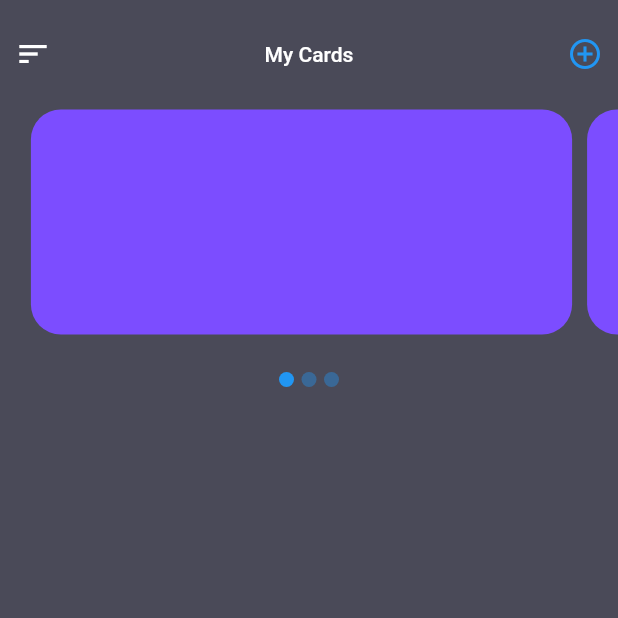
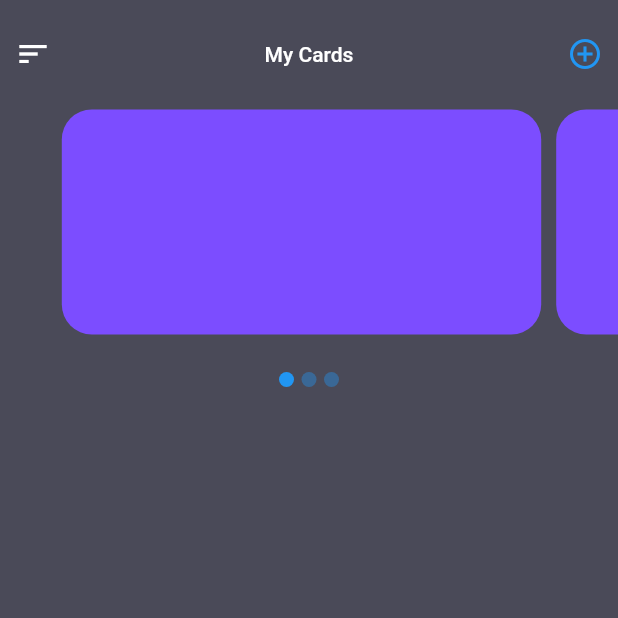
Before and after one commit to nimesh1997/flutter_dashboard_ui, a Flutter app: the screen it shows after launch, on a phone screen of 412 x 824 dp, the top half of it. Run offline on Flutter 3.47's test engine with Material 2 defaults, Android fonts, the phone set to English and light mode, and no system bars; our stand-ins replace dots_indicator.

Commit message:
minor bugs fixed

```diff
--- a/lib/screens/HomeScreen.dart
+++ b/lib/screens/HomeScreen.dart
@@ -11,10 +11,11 @@ class _HomeScreenState extends State<HomeScreen> {
   bool isDrawerOpen = false;
   int currentPageIndex = 0;
   PageController _controller;
+  Size size;
 
   @override
   void initState() {
-    _controller = PageController(initialPage: currentPageIndex, keepPage: false, viewportFraction: 0.9);
+    _controller = PageController(initialPage: currentPageIndex, keepPage: false, viewportFraction: 0.8);
     super.initState();
   }
 
@@ -26,6 +27,7 @@ class _HomeScreenState extends State<HomeScreen> {
 
   @override
   Widget build(BuildContext context) {
+     size = MediaQuery.of(context).size;
     return Container(
       padding: EdgeInsets.only(top: 24.0),
       width: double.infinity,
@@ -133,11 +135,18 @@ class _HomeScreenState extends State<HomeScreen> {
   }
 
   Widget _buildMainScreen() {
-    return Column(
+    return AnimatedPositioned(
+      duration: Duration(milliseconds: 500),
+      top: isDrawerOpen ? size.height * 0.2 : 0,
+      left: isDrawerOpen ? size.width * 0.2 : 0,
+      right: isDrawerOpen ? size.width * -0.6 : 0,
+      bottom: isDrawerOpen ? size.height * 0.2 : 0,
+      child: Column(
         children: <Widget>[
           _buildTopBar(),
           _buildPageCarousel(),
         ],
+      ),
     );
   }
 
@@ -148,9 +157,16 @@ class _HomeScreenState extends State<HomeScreen> {
         child: Row(
           mainAxisAlignment: MainAxisAlignment.spaceBetween,
           children: <Widget>[
-            Icon(
+            InkWell(
+              onTap: (){
+                setState(() {
+                  isDrawerOpen = !isDrawerOpen;
+                });
+              },
+              child: Icon(
                 Icons.sort,
                 color: Colors.white,
+              ),
             ),
             Text(
               'My Cards',
@@ -168,7 +184,6 @@ class _HomeScreenState extends State<HomeScreen> {
 
   _buildPageCarousel() {
     return Container(
-        height: 250.0,
         decoration: BoxDecoration(borderRadius: BorderRadius.all(Radius.circular(20.0))),
         child: Column(
           crossAxisAlignment: CrossAxisAlignment.center,
```
Lines whose indentation alone changed are shown as unchanged.
